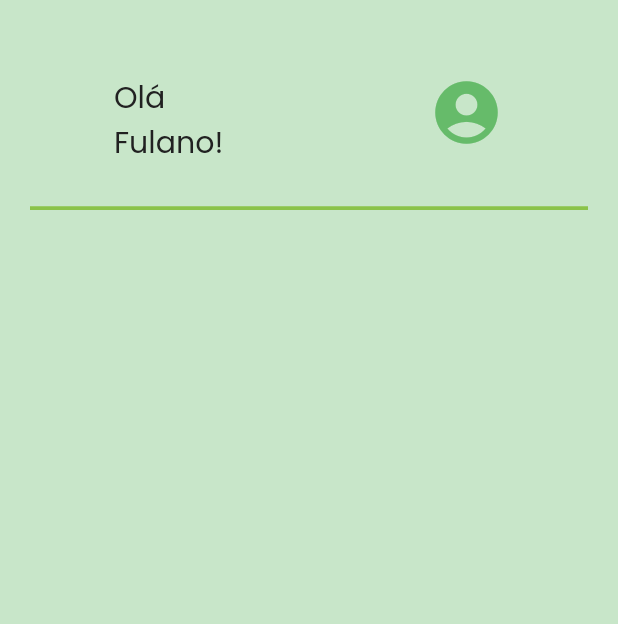
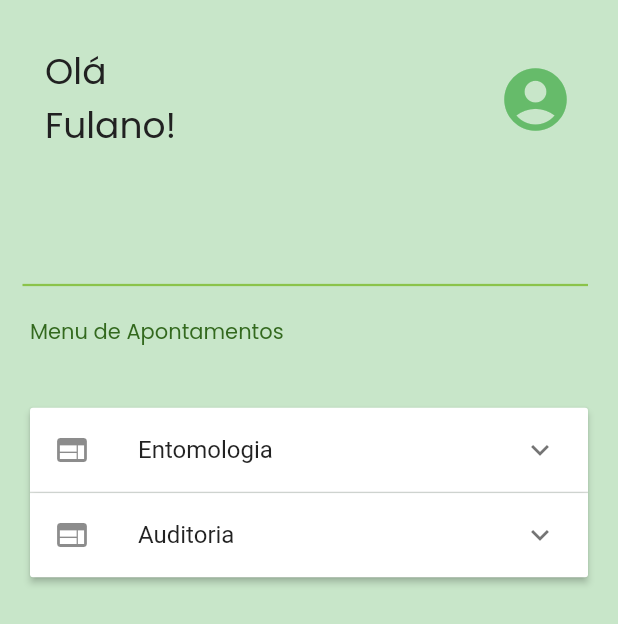
Before and after one commit to AnaFlaviaFerreira/desafio-ControllPest, a Flutter app: the screen it shows after launch, on a phone screen of 412 x 824 dp. Shown: the top 624 px of the screen. Run offline on Flutter 3.47's test engine with Material 2 defaults, Android fonts, the phone set to English and light mode, and no system bars; our stand-ins replace google_fonts.

Commit message:
Finalização do layout da Tela Inicial

```diff
--- a/lib/Login/TelaInicial/TelaInicial.dart
+++ b/lib/Login/TelaInicial/TelaInicial.dart
@@ -1,25 +1,83 @@
 import 'package:flutter/material.dart';
 import 'package:google_fonts/google_fonts.dart';
 
-class TelaInicial extends StatelessWidget {
+class TelaInicial extends StatefulWidget {
   const TelaInicial({Key? key}) : super(key: key);
 
+  @override
+  _TelaInicialState createState() => _TelaInicialState();
+}
+
+class _TelaInicialState extends State<TelaInicial> {
+  @override
+  Widget build(BuildContext context) {
+    return Scaffold(
+      backgroundColor: Colors.green.shade100,
+      body: Column(
+        children: [
+          Expanded(
+            flex: 1,
+            child: ApresentacaoUsuario(),
+          ),
+          const Divider(
+            height: 0,
+            thickness: 1.5,
+            indent: 15,
+            endIndent: 20,
+            color: Colors.lightGreen,
+          ),
+          Container(
+            padding: EdgeInsets.all(10),
+            margin: EdgeInsets.all(10),
+            child: Row(
+              children: [
+                Text(
+                  'Menu de Apontamentos',
+                  style: GoogleFonts.poppins(color: Colors.lightGreen.shade900),
+                )
+              ],
+            ),
+          ),
+          Expanded(
+            flex: 3,
+            child: PainelExpansivo(),
+          ),
+        ],
+      ),
+    );
+  }
+}
+
+class ApresentacaoUsuario extends StatefulWidget {
+  const ApresentacaoUsuario({Key? key}) : super(key: key);
+
+  @override
+  _ApresentacaoUsuarioState createState() => _ApresentacaoUsuarioState();
+}
+
+class _ApresentacaoUsuarioState extends State<ApresentacaoUsuario> {
   @override
   Widget build(BuildContext context) {
     return Scaffold(
       backgroundColor: Colors.green.shade100,
       body: Container(
-        margin: EdgeInsets.fromLTRB(0, 0, 0, 10),
-        child: Column(
+        margin: EdgeInsets.all(15),
+        padding: EdgeInsets.all(15),
+        child: Row(
+          mainAxisAlignment: MainAxisAlignment.spaceBetween,
           children: [
-            apresentacaoUsuario(),
-            const Divider(
-              height: 0,
-              thickness: 2.5,
-              indent: 20,
-              endIndent: 20,
-              color: Colors.lightGreen,
-            )
+            Text(
+              'Olá\nFulano!',
+              style: GoogleFonts.poppins(
+                fontSize: 24,
+                color: Colors.grey.shade900,
+              ),
+            ),
+            Icon(
+              Icons.account_circle,
+              size: 50,
+              color: Colors.green.shade400,
+            ),
           ],
         ),
       ),
@@ -27,37 +85,83 @@ class TelaInicial extends StatelessWidget {
   }
 }
 
-class apresentacaoUsuario extends StatelessWidget {
+class Item {
+  String titulo;
+  String conteudo;
+  bool estado;
+  Item(this.titulo, this.conteudo, this.estado);
+}
+
+class PainelExpansivo extends StatefulWidget {
+  const PainelExpansivo({Key? key}) : super(key: key);
+
+  @override
+  _PainelExpansivoState createState() => _PainelExpansivoState();
+}
+
+class _PainelExpansivoState extends State<PainelExpansivo> {
+  var dados = [
+    Item('Entomologia', 'Broca Populacional', false),
+    Item('Auditoria', 'Plantio Mecanizado', false)
+  ];
+
   @override
   Widget build(BuildContext context) {
-    return Container(
-      width: 300,
-      height: 100,
-      margin: EdgeInsets.fromLTRB(30, 30, 30, 10),
-      padding: EdgeInsets.all(20),
-      alignment: Alignment.center,
-      child: Row(
-        mainAxisAlignment: MainAxisAlignment.spaceBetween,
-        children: [
-          Column(
-            children: <Widget>[
-              Text(
-                'Olá\nFulano!',
-                style: GoogleFonts.poppins(
-                    fontSize: 20, color: Colors.grey.shade900),
+    return Scaffold(
+      backgroundColor: Colors.green.shade100,
+      body: SingleChildScrollView(
+        child: Container(
+          color: Colors.green.shade100,
+          margin: EdgeInsets.all(10),
+          padding: EdgeInsets.all(10),
+          child: ExpansionPanelList(
+            expansionCallback: (int index, bool isExpanded) {
+              setState(() {
+                dados[index].estado = !isExpanded;
+              });
+            },
+            children: [
+              ExpansionPanel(
+                headerBuilder: (BuildContext context, bool isExpanded) {
+                  return ListTile(
+                    leading: Icon(Icons.web),
+                    title: Text(dados[0].titulo),
+                  );
+                },
+                body: Container(
+                  padding: EdgeInsets.all(15),
+                  child: TextButton(
+                    child: Text(
+                      dados[0].conteudo,
+                      style: TextStyle(color: Colors.green.shade400),
+                    ),
+                    onPressed: () {},
+                  ),
+                ),
+                isExpanded: dados[0].estado,
+              ),
+              ExpansionPanel(
+                headerBuilder: (BuildContext context, bool isExpanded) {
+                  return ListTile(
+                    leading: Icon(Icons.web),
+                    title: Text(dados[1].titulo),
+                  );
+                },
+                body: Container(
+                  padding: EdgeInsets.all(15),
+                  child: TextButton(
+                    child: Text(
+                      dados[1].conteudo,
+                      style: TextStyle(color: Colors.green.shade400),
+                    ),
+                    onPressed: () {},
+                  ),
+                ),
+                isExpanded: dados[1].estado,
               ),
             ],
           ),
-          Column(
-            children: <Widget>[
-              Icon(
-                Icons.account_circle,
-                size: 50,
-                color: Colors.green.shade400,
-              ),
-            ],
-          )
-        ],
+        ),
       ),
     );
   }
--- a/lib/main.dart
+++ b/lib/main.dart
@@ -1,4 +1,3 @@
-import 'package:desafio/Formularios/amostra.dart';
 import 'package:flutter/cupertino.dart';
 import 'package:flutter/material.dart';
 
```
